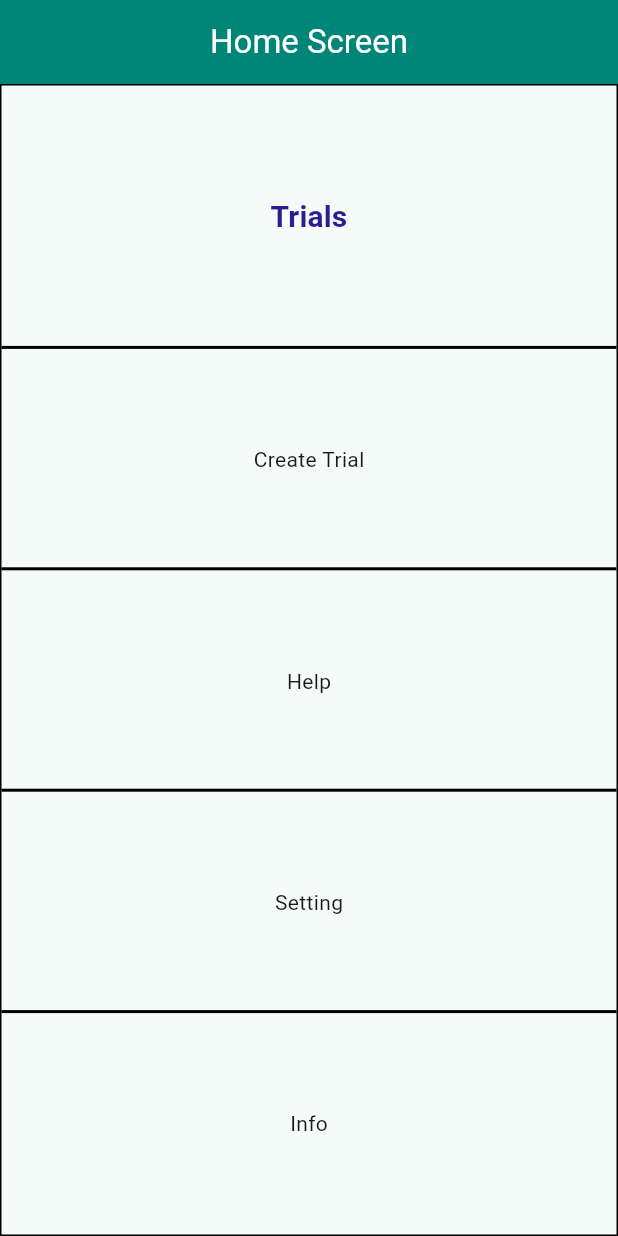
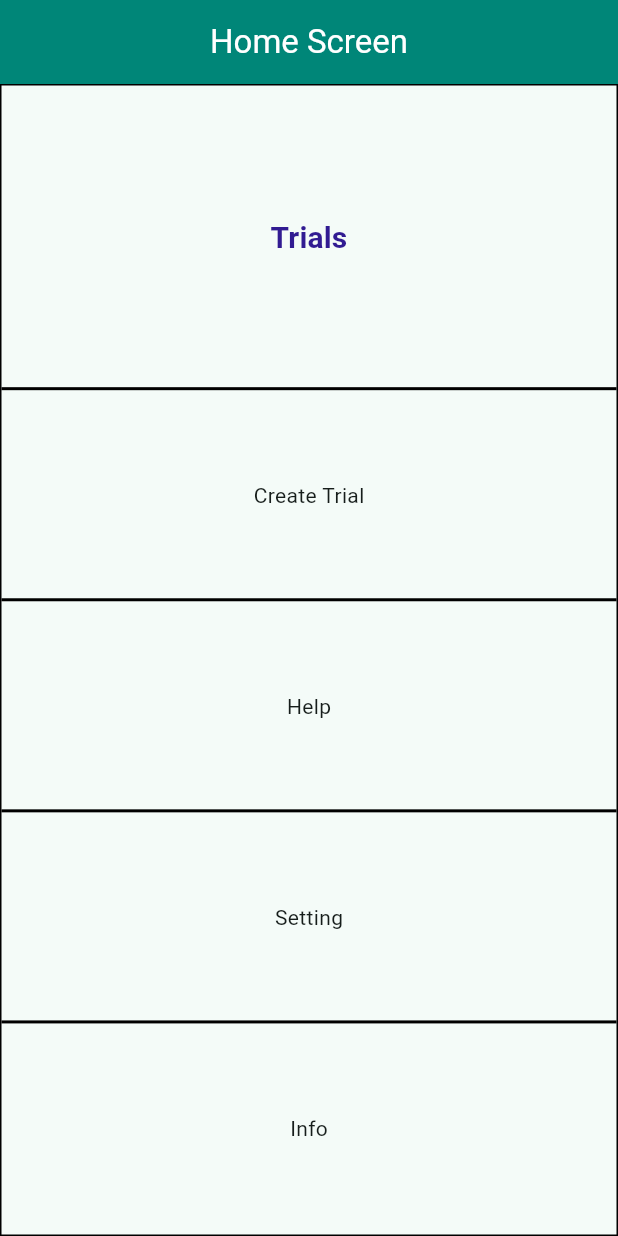
Before and after one commit to Cost-Effective-Software-Project-11/Klinik, a Flutter app: the screen it shows after launch, on a phone screen of 412 x 824 dp. Run offline on Flutter 3.47's test engine with Material 3 defaults, Android fonts, the light colour scheme and no system bars.

Commit message:
buildContextExtentionWithUsageInHomeScreenCreated

```diff
--- a/lib/screens/home/home_screen.dart
+++ b/lib/screens/home/home_screen.dart
@@ -1,5 +1,6 @@
 import 'package:flutter/material.dart';
 import 'package:flutter_gp5/screens/patient_trials/patient_trials_screen.dart';
+import 'package:flutter_gp5/extensions/build_context_extensions.dart';  // Import the extensions
 
 class HomeScreen extends StatelessWidget {
   const HomeScreen({super.key});
@@ -8,6 +9,10 @@ class HomeScreen extends StatelessWidget {
 
   @override
   Widget build(BuildContext context) {
+    // Example percentage values
+    double buttonWidth = context.widthPercentage(80); // 80% of screen width
+    double buttonHeight = context.heightPercentage(10); // 10% of screen height
+
     return Scaffold(
       appBar: AppBar(
         title: const Text(
@@ -22,11 +27,10 @@ class HomeScreen extends StatelessWidget {
         decoration: BoxDecoration(
           border: Border.all(color: Colors.black, width: 1.0),
         ),
-        child: Expanded(
         child: Column(
           mainAxisAlignment: MainAxisAlignment.spaceEvenly,
           children: [
-              _buildTrialsButton(context),
+            _buildTrialsButton(context, buttonWidth, buttonHeight),
             _customDivider(
               thickness: _dividerThickness,
             ),
@@ -51,13 +55,16 @@ class HomeScreen extends StatelessWidget {
           ],
         ),
       ),
-      ),
     );
   }
 
-//Patient Trials button
-  Widget _buildTrialsButton(BuildContext context) {
-    return TextButton(
+  // Patient Trials button
+  Widget _buildTrialsButton(BuildContext context, double width, double height) {
+    // ignore: sized_box_for_whitespace
+    return Container(
+      width: width,
+      height: height,
+      child: TextButton(
         onPressed: () {
           Navigator.push(
             context,
@@ -74,10 +81,11 @@ class HomeScreen extends StatelessWidget {
           ),
           textAlign: TextAlign.center,
         ),
+      ),
     );
   }
 
-//Custom divider
+  // Custom divider
   Divider _customDivider({
     double thickness = 0.0,
     Color color = Colors.black,
```
Also changed, not shown: lib/extensions/build_context_extensions.dart (added, +14 -0 lines). Lines whose indentation alone changed are shown as unchanged.
